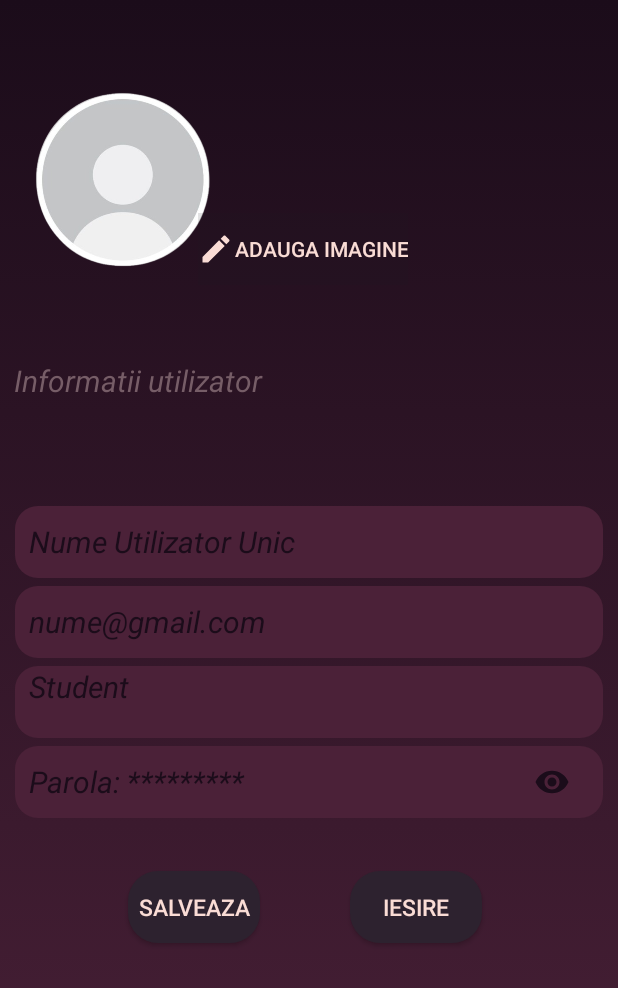
After one commit to AlexandraFrij/LucrareLicenta, an Android app: the layout edit_profile.xml on its own in the app's theme, with its tools: preview values and no code run, on a phone screen of 412 x 824 dp. The commit adds this screen. Shown: the top 988 px of the screen. Run offline under Robolectric (Android 15) with nearby library versions, the phone set to English and light mode, and no system bars.

Commit message:
profile pages gata

```diff
--- /dev/null
+++ b/app/src/main/res/drawable/baseline_edit_24.xml
@@ -0,0 +1,5 @@
+<vector xmlns:android="http://schemas.android.com/apk/res/android" android:height="24dp" android:tint="#000000" android:viewportHeight="24" android:viewportWidth="24" android:width="24dp">
+
+    <path android:fillColor="@android:color/white" android:pathData="M3,17.25V21h3.75L17.81,9.94l-3.75,-3.75L3,17.25zM20.71,7.04c0.39,-0.39 0.39,-1.02 0,-1.41l-2.34,-2.34c-0.39,-0.39 -1.02,-0.39 -1.41,0l-1.83,1.83 3.75,3.75 1.83,-1.83z"/>
+
+</vector>
--- a/app/src/main/res/drawable/baseline_exit_to_app_24.xml
+++ /dev/null
@@ -1,5 +0,0 @@
-<vector xmlns:android="http://schemas.android.com/apk/res/android" android:autoMirrored="true" android:height="24dp" android:tint="#000000" android:viewportHeight="24" android:viewportWidth="24" android:width="24dp">
-
-    <path android:fillColor="@android:color/white" android:pathData="M10.09,15.59L11.5,17l5,-5 -5,-5 -1.41,1.41L12.67,11H3v2h9.67l-2.58,2.59zM19,3H5c-1.11,0 -2,0.9 -2,2v4h2V5h14v14H5v-4H3v4c0,1.1 0.89,2 2,2h14c1.1,0 2,-0.9 2,-2V5c0,-1.1 -0.9,-2 -2,-2z"/>
-
-</vector>
--- /dev/null
+++ b/app/src/main/res/drawable/baseline_home_24.xml
@@ -0,0 +1,5 @@
+<vector xmlns:android="http://schemas.android.com/apk/res/android" android:height="24dp" android:tint="#000000" android:viewportHeight="24" android:viewportWidth="24" android:width="24dp">
+
+    <path android:fillColor="@android:color/white" android:pathData="M10,20v-6h4v6h5v-8h3L12,3 2,12h3v8z"/>
+
+</vector>
--- /dev/null
+++ b/app/src/main/res/drawable/baseline_logout_24.xml
@@ -0,0 +1,5 @@
+<vector xmlns:android="http://schemas.android.com/apk/res/android" android:autoMirrored="true" android:height="24dp" android:tint="#000000" android:viewportHeight="24" android:viewportWidth="24" android:width="24dp">
+
+    <path android:fillColor="@android:color/white" android:pathData="M17,7l-1.41,1.41L18.17,11H8v2h10.17l-2.58,2.58L17,17l5,-5zM4,5h8V3H4c-1.1,0 -2,0.9 -2,2v14c0,1.1 0.9,2 2,2h8v-2H4V5z"/>
+
+</vector>
--- a/app/src/main/res/drawable/baseline_notification_add_24.xml
+++ /dev/null
@@ -1,5 +0,0 @@
-<vector xmlns:android="http://schemas.android.com/apk/res/android" android:height="24dp" android:tint="#000000" android:viewportHeight="24" android:viewportWidth="24" android:width="24dp">
-
-    <path android:fillColor="@android:color/white" android:pathData="M10,20h4c0,1.1 -0.9,2 -2,2S10,21.1 10,20zM14,9c0,2.61 1.67,4.83 4,5.66L18,17h2v2H4v-2h2v-7c0,-2.79 1.91,-5.14 4.5,-5.8V3.5C10.5,2.67 11.17,2 12,2s1.5,0.67 1.5,1.5v0.7c0.71,0.18 1.36,0.49 1.95,0.9C14.54,6.14 14,7.51 14,9zM24,8h-3V5h-2v3h-3v2h3v3h2v-3h3V8z"/>
-
-</vector>
--- /dev/null
+++ b/app/src/main/res/drawable/baseline_notifications_24.xml
@@ -0,0 +1,5 @@
+<vector xmlns:android="http://schemas.android.com/apk/res/android" android:height="24dp" android:tint="#000000" android:viewportHeight="24" android:viewportWidth="24" android:width="24dp">
+
+    <path android:fillColor="@android:color/white" android:pathData="M12,22c1.1,0 2,-0.9 2,-2h-4c0,1.1 0.89,2 2,2zM18,16v-5c0,-3.07 -1.64,-5.64 -4.5,-6.32L13.5,4c0,-0.83 -0.67,-1.5 -1.5,-1.5s-1.5,0.67 -1.5,1.5v0.68C7.63,5.36 6,7.92 6,11v5l-2,2v1h16v-1l-2,-2z"/>
+
+</vector>
--- /dev/null
+++ b/app/src/main/res/drawable/baseline_see_password.xml
@@ -0,0 +1,5 @@
+<vector xmlns:android="http://schemas.android.com/apk/res/android" android:height="24dp" android:tint="#000000" android:viewportHeight="24" android:viewportWidth="24" android:width="24dp">
+
+    <path android:fillColor="@android:color/white" android:pathData="M12,4.5C7,4.5 2.73,7.61 1,12c1.73,4.39 6,7.5 11,7.5s9.27,-3.11 11,-7.5c-1.73,-4.39 -6,-7.5 -11,-7.5zM12,17c-2.76,0 -5,-2.24 -5,-5s2.24,-5 5,-5 5,2.24 5,5 -2.24,5 -5,5zM12,9c-1.66,0 -3,1.34 -3,3s1.34,3 3,3 3,-1.34 3,-3 -1.34,-3 -3,-3z"/>
+
+</vector>
--- /dev/null
+++ b/app/src/main/res/drawable/rounded_buttons.xml
@@ -0,0 +1,5 @@
+<shape xmlns:android="http://schemas.android.com/apk/res/android"
+    android:shape="rectangle">
+    <corners android:radius="20dp"/>
+    <solid android:color="@color/fadcd5"/>
+</shape>
--- /dev/null
+++ b/app/src/main/res/drawable/rounded_darker_buttons.xml
@@ -0,0 +1,5 @@
+<shape xmlns:android="http://schemas.android.com/apk/res/android"
+    android:shape="rectangle">
+    <corners android:radius="20dp"/>
+    <solid android:color="@color/a2d222f"/>
+</shape>
--- a/app/src/main/res/layout/create_account.xml
+++ b/app/src/main/res/layout/create_account.xml
@@ -21,6 +21,7 @@
         android:text="creeaza cont profesor"
         android:textSize="25dp"
         android:textStyle="italic"
+        android:layout_marginTop="50dp"
         android:textColor="@color/a765d67"
         android:backgroundTint="@color/a2d222f"
         android:id="@+id/createProfAccBtn"
--- /dev/null
+++ b/app/src/main/res/layout/edit_profile.xml
@@ -0,0 +1,136 @@
+<?xml version="1.0" encoding="utf-8"?>
+<RelativeLayout xmlns:android="http://schemas.android.com/apk/res/android"
+    android:layout_width="match_parent"
+    android:layout_height="match_parent"
+    android:background="@drawable/gradient_background">
+
+    <ImageView
+        android:id="@+id/profilePic"
+        android:layout_width="160dp"
+        android:layout_height="140dp"
+        android:layout_marginStart="2dp"
+        android:layout_marginTop="50dp"
+        android:src="@drawable/profilePic" />
+
+    <androidx.appcompat.widget.AppCompatButton
+        android:layout_width="wrap_content"
+        android:layout_height="wrap_content"
+        android:id="@+id/changePhotoBtn"
+        android:text="Adauga imagine"
+        android:textColor="@color/fadcd5"
+        android:textStyle="normal"
+        android:drawableLeft="@drawable/baseline_edit_24"
+        android:drawableTint="@color/fadcd5"
+        android:background="@color/material_on_surface_stroke"
+        android:layout_toEndOf="@id/profilePic"
+        android:layout_alignTop="@id/profilePic"
+        android:layout_marginTop="92dp"
+        android:layout_marginLeft="-30dp"
+        />
+    <TextView
+        android:layout_width="match_parent"
+        android:layout_height="wrap_content"
+        android:id="@+id/personalInfo"
+        android:text="  Informatii utilizator"
+        android:textColor="@color/a765d67"
+        android:textStyle="italic"
+        android:textSize="20dp"
+        android:layout_below="@id/profilePic"
+        android:layout_marginTop="50dp"
+        android:layout_marginBottom="70dp"
+        />
+    <EditText
+        android:layout_width="match_parent"
+        android:layout_height="48dp"
+        android:hint="  Nume Utilizator Unic"
+        android:textColorHint="@color/a1b0c1a"
+        android:textSize="20dp"
+        android:textStyle="italic"
+        android:background="@drawable/rounded_corners_background"
+        android:id="@+id/lastname"
+        android:layout_below="@id/personalInfo"
+        android:layout_marginLeft="10dp"
+        android:layout_marginRight="10dp"
+        android:layout_marginBottom="5dp"
+        />
+    <EditText
+        android:layout_width="match_parent"
+        android:layout_height="48dp"
+        android:hint="  nume@gmail.com"
+        android:textColorHint="@color/a1b0c1a"
+        android:textSize="20dp"
+        android:textStyle="italic"
+        android:background="@drawable/rounded_corners_background"
+        android:id="@+id/email"
+        android:layout_below="@id/lastname"
+        android:layout_marginLeft="10dp"
+        android:layout_marginRight="10dp"
+        android:layout_marginBottom="5dp"
+        />
+    <TextView
+        android:layout_width="match_parent"
+        android:layout_height="48dp"
+        android:hint="  Student"
+        android:textColorHint="@color/a1b0c1a"
+        android:textSize="20dp"
+        android:textStyle="italic"
+        android:background="@drawable/rounded_corners_background"
+        android:id="@+id/status"
+        android:layout_below="@id/email"
+        android:layout_marginLeft="10dp"
+        android:layout_marginRight="10dp"
+        android:layout_marginBottom="5dp"
+        />
+    <EditText
+        android:layout_width="match_parent"
+        android:layout_height="48dp"
+        android:hint="  Parola: *********"
+        android:textColorHint="@color/a1b0c1a"
+        android:textSize="20dp"
+        android:textStyle="italic"
+        android:background="@drawable/rounded_corners_background"
+        android:id="@+id/password"
+        android:inputType="textPassword"
+        android:layout_below="@id/status"
+        android:layout_marginLeft="10dp"
+        android:layout_marginRight="10dp"
+        android:layout_marginBottom="5dp"
+        />
+    <androidx.appcompat.widget.AppCompatButton
+        android:layout_width="wrap_content"
+        android:layout_height="wrap_content"
+        android:id="@+id/seePassword"
+        android:layout_toEndOf="@id/password"
+        android:layout_alignTop="@id/password"
+        android:drawableEnd="@drawable/baseline_see_password"
+        android:drawableTint="@color/a1b0c1a"
+        android:layout_marginLeft="-120dp"
+        android:background="@android:color/transparent"
+        />
+
+    <androidx.appcompat.widget.AppCompatButton
+        android:layout_width="wrap_content"
+        android:layout_height="wrap_content"
+        android:id="@+id/saveBtn"
+        android:background="@drawable/rounded_darker_buttons"
+        android:text="Salveaza"
+        android:textSize="15dp"
+        android:textColor="@color/fadcd5"
+        android:layout_below="@+id/password"
+        android:layout_marginLeft="85dp"
+        android:layout_marginTop="30dp"/>
+
+    <androidx.appcompat.widget.AppCompatButton
+        android:layout_width="wrap_content"
+        android:layout_height="wrap_content"
+        android:id="@+id/leaveBtn"
+        android:background="@drawable/rounded_darker_buttons"
+        android:text="Iesire"
+        android:textSize="15dp"
+        android:textColor="@color/fadcd5"
+        android:layout_below="@+id/password"
+        android:layout_marginLeft="60dp"
+        android:layout_toEndOf="@id/saveBtn"
+        android:layout_alignTop="@id/saveBtn"/>
+
+</RelativeLayout>
--- a/app/src/main/res/layout/login.xml
+++ b/app/src/main/res/layout/login.xml
@@ -60,6 +60,7 @@
         android:id="@+id/forgotpassword"
         android:layout_below="@id/loginBtn"
         android:text="Ai uitat parola?"
+        android:textStyle="italic"
         android:textSize="25dp"
         android:textColor="@color/a1b0c1a"
         android:layout_centerHorizontal="true"
--- a/app/src/main/res/menu/bottom_nav_bar.xml
+++ b/app/src/main/res/menu/bottom_nav_bar.xml
@@ -2,10 +2,10 @@
 <menu xmlns:android="http://schemas.android.com/apk/res/android">
     <item
         android:title="Notificari"
-        android:icon="@drawable/baseline_notification_add_24" />
+        android:icon="@drawable/baseline_notifications_24" />
     <item
         android:title="Acasa"
-        android:icon="@drawable/round_add_home_24" />
+        android:icon="@drawable/baseline_home_24" />
     <item
         android:title="Mesaje"
         android:icon="@drawable/round_chat_bubble_24" />
```
Also changed, not shown: app/src/main/res/drawable/round_add_home_24.xml (deleted, +0 -7 lines), app/src/main/res/layout/conversations_page.xml (added, +28 -0 lines), app/src/main/res/layout/profilepage.xml (added, +96 -0 lines), app/src/main/res/drawable/profilePic.png (added).
